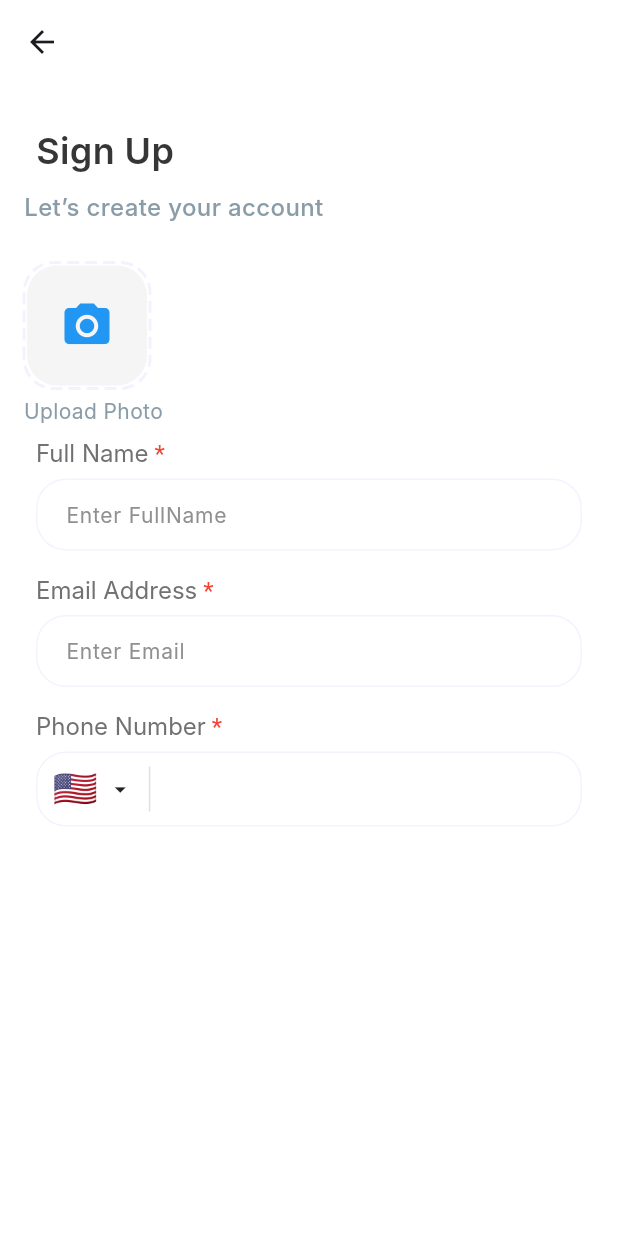
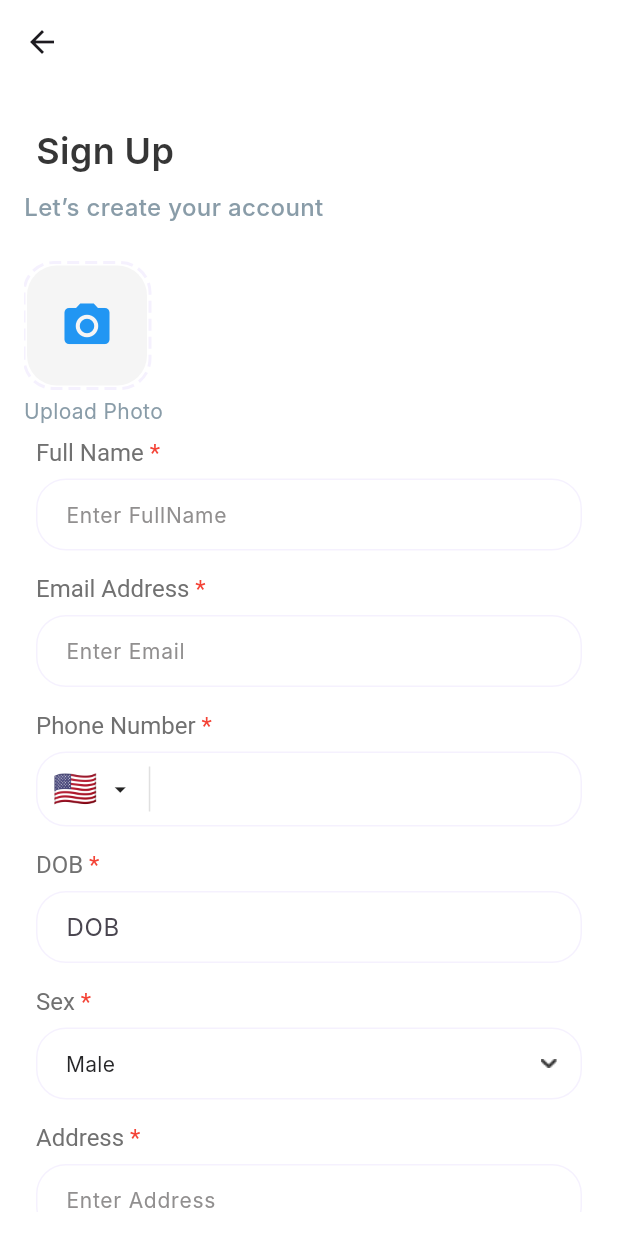
Before and after one commit to MustuBharmal/DocBookingApp, a Flutter app: the SignupScreen screen opened by its route, on a phone screen of 412 x 824 dp. Run offline on Flutter 3.47's test engine with Material 3 defaults, Android fonts, the phone set to English and light mode, and no system bars; drawn by our look-alikes of dotted_border; our stand-ins replace country_picker, flutter_svg, get, get_storage, google_fonts, image_picker and 1 more; accounts and stored records are empty; network calls fail; Roboto replaces fonts that are missing (Inter); project files that could hold a hidden picture were left out.

Commit message:
signup screen complete

```diff
--- a/lib/global/styles.dart
+++ b/lib/global/styles.dart
@@ -9,7 +9,7 @@ const subHeaderStyle =
     TextStyle(color: Colors.black, fontSize: 18, fontWeight: FontWeight.w500);
 
 const titleStyle =
-TextStyle(color: Colors.black, fontSize: 14, fontWeight: FontWeight.bold);
+    TextStyle(color: Colors.black, fontSize: 14, fontWeight: FontWeight.bold);
 TextStyle subtitleStyle = GoogleFonts.poppins(
   color: AppColors.black,
   fontSize: 18,
@@ -24,7 +24,6 @@ TextStyle txtInterRegular15Gray600 = TextStyle(
 TextStyle txtInterTextField = TextStyle(
   color: AppColors.gray600,
   fontSize: 16,
-  fontFamily: 'Inter',
   fontWeight: FontWeight.w400,
 );
 TextStyle txtInterTextFieldHint = TextStyle(
@@ -76,3 +75,8 @@ TextStyle normalTextStyle = TextStyle(
   fontSize: 14,
   color: Colors.grey,
 );
+TextStyle blueNormalTextStyle = TextStyle(
+  color: Color(0xFF2268FF),
+  fontSize: 16,
+  fontWeight: FontWeight.w500,
+);
--- a/lib/presentations/authentication/controller/authentication_controller.dart
+++ b/lib/presentations/authentication/controller/authentication_controller.dart
@@ -19,7 +19,7 @@ class AuthenticationController extends GetxController {
   TextEditingController addressController = TextEditingController();
   TextEditingController postCodeController = TextEditingController();
   TextEditingController countryController = TextEditingController();
-
+  RxString selectSex = RxString('Male');
   RxBool isObscure = true.obs;
   Rx<File?> selectedImage = Rx<File?>(null);
 
--- a/lib/presentations/authentication/views/signup_screen.dart
+++ b/lib/presentations/authentication/views/signup_screen.dart
@@ -1,5 +1,10 @@
 import 'package:doc_booking_app/presentations/authentication/controller/authentication_controller.dart';
+import 'package:doc_booking_app/presentations/authentication/views/login_screen.dart';
+import 'package:doc_booking_app/presentations/authentication/widget/custom_dob_textfield.dart';
 import 'package:doc_booking_app/presentations/authentication/widget/custom_image_container.dart';
+import 'package:doc_booking_app/presentations/home/view/navigation_screen.dart';
+import 'package:doc_booking_app/presentations/profile/widgets/custom_drop_down.dart';
+import 'package:doc_booking_app/widgets/blue_button.dart';
 import 'package:doc_booking_app/widgets/custom_phone_field.dart';
 import 'package:doc_booking_app/widgets/custom_text_field.dart';
 import 'package:flutter/material.dart';
@@ -20,6 +25,7 @@ class SignupScreen extends GetView<AuthenticationController> {
       ),
       body: Container(
         padding: EdgeInsets.all(16),
+        child: SingleChildScrollView(
           child: Column(
             children: [
               Container(
@@ -60,7 +66,8 @@ class SignupScreen extends GetView<AuthenticationController> {
                         fontWeight: FontWeight.w400,
                       ),
                     ),
-                  Column(
+                    Form(
+                      child: Column(
                         children: [
                           CustomTextField(
                               label: "Full Name",
@@ -70,6 +77,7 @@ class SignupScreen extends GetView<AuthenticationController> {
                               hintText: "Enter FullName"),
                         ],
                       ),
+                    ),
                     CustomTextField(
                       controller: controller.emailController,
                       hintText: "Enter Email",
@@ -78,13 +86,72 @@ class SignupScreen extends GetView<AuthenticationController> {
                       showAsterisk: true,
                     ),
                     CustomPhoneField(controller: controller.phoneController),
-
+                    CustomDobTextfield(
+                        hintText: "Enter DOB",
+                        hintStyle: txtInterTextFieldHint,
+                        controller: controller.dobController,
+                        label: "DOB",
+                        showAsterisk: true,
+                        validator: null),
+                    CustomDropdown(
+                        label: "Sex",
+                        showAsterisk: true,
+                        items: ["Male", "Female", "Other"],
+                        selectedItem: controller.selectSex.value,
+                        onChanged: (gender) {
+                          controller.selectSex.value = gender!;
+                        }),
+                    CustomTextField(
+                        label: "Address",
+                        showAsterisk: true,
+                        controller: controller.addressController,
+                        hintStyle: txtInterTextFieldHint,
+                        hintText: "Enter Address"),
+                    CustomTextField(
+                        label: "Post Code",
+                        showAsterisk: true,
+                        controller: controller.postCodeController,
+                        hintStyle: txtInterTextFieldHint,
+                        inputType: TextInputType.number,
+                        hintText: "Post Code"),
+                    CustomTextField(
+                        label: "Country",
+                        showAsterisk: true,
+                        controller: controller.countryController,
+                        hintStyle: txtInterTextFieldHint,
+                        hintText: "Enter country"),
+                    Padding(
+                      padding: const EdgeInsets.only(top: 19, bottom: 20),
+                      child: BlueButton(
+                        label: "Save",
+                        onPressed: () {
+                          Get.offAllNamed(NavigationScreen.routeName);
+                        },
+                      ),
+                    )
+                  ],
+                ),
+              ),
+              Center(
+                child: Column(
+                  mainAxisAlignment: MainAxisAlignment.center,
+                  children: [
+                    Text(
+                      'Already have an account?',
+                      style: normalTextStyle,
+                    ),
+                    TextButton(
+                        onPressed: () {
+                          Get.offNamed(LoginScreen.routeName);
+                        },
+                        child: Text("Sign In here", style: blueNormalTextStyle))
                   ],
                 ),
               )
             ],
           ),
         ),
+      ),
     );
   }
 }
--- /dev/null
+++ b/lib/presentations/authentication/widget/custom_dob_textfield.dart
@@ -0,0 +1,94 @@
+import 'package:flutter/material.dart';
+import 'package:get/get.dart';
+import 'package:intl/intl.dart';
+
+import '../../../global/app_color.dart';
+import '../../../global/styles.dart';
+
+class CustomDobTextfield extends StatelessWidget {
+  const CustomDobTextfield(
+      {super.key,
+      required this.controller,
+      required this.label,
+      required this.showAsterisk,
+      required this.hintStyle,
+      required this.hintText,
+      required this.validator});
+
+  final TextEditingController controller;
+  final String label;
+  final bool showAsterisk;
+  final TextStyle hintStyle;
+  final String hintText;
+  final String? Function(String?)? validator;
+
+  @override
+  Widget build(BuildContext context) {
+    return Padding(
+      padding: const EdgeInsets.all(8.0),
+      child: Column(
+        crossAxisAlignment: CrossAxisAlignment.start,
+        children: [
+          // Label with optional asterisk
+          RichText(
+            text: TextSpan(
+              text: label,
+              style: txtInterTextField,
+              children: [
+                if (showAsterisk)
+                  const TextSpan(
+                    text: ' *',
+                    style: TextStyle(color: Colors.red),
+                  ),
+              ],
+            ),
+          ),
+          const SizedBox(height: 8),
+          TextFormField(
+            controller: controller,
+            readOnly: true,
+            validator: validator,
+            decoration: InputDecoration(
+              labelText: label,
+              hintText: hintText,
+              hintStyle: hintStyle,
+              border: OutlineInputBorder(),
+              focusedBorder: OutlineInputBorder(
+                borderRadius: BorderRadius.circular(20),
+                borderSide: BorderSide(
+                  color: AppColors.activeBorderColor,
+                ),
+              ),
+              enabledBorder: OutlineInputBorder(
+                borderRadius: BorderRadius.circular(20),
+                borderSide: BorderSide(
+                  color: AppColors.borderColor,
+                ),
+              ),
+              errorBorder: OutlineInputBorder(
+                borderRadius: BorderRadius.circular(20),
+                borderSide: const BorderSide(color: Colors.red),
+              ),
+              contentPadding: const EdgeInsets.symmetric(
+                horizontal: 16,
+                vertical: 12,
+              ),
+            ),
+            onTap: () async {
+              DateTime? pickedDate = await showDatePicker(
+                context: context,
+                initialDate: DateTime.now(),
+                firstDate: DateTime(1900),
+                lastDate: DateTime(2100),
+              );
+              if (pickedDate != null) {
+                controller.text =
+                    DateFormat('dd/MM/yyyy').format(pickedDate).split(' ')[0];
+              }
+            },
+          ),
+        ],
+      ),
+    );
+  }
+}
--- a/lib/widgets/custom_text_field.dart
+++ b/lib/widgets/custom_text_field.dart
@@ -10,6 +10,7 @@ class CustomTextField extends StatelessWidget {
   final TextStyle hintStyle;
   final String hintText;
   final int maxLines;
+  final TextInputType inputType;
 
   const CustomTextField({
     super.key,
@@ -18,6 +19,7 @@ class CustomTextField extends StatelessWidget {
     required this.controller,
     required this.hintStyle,
     required this.hintText,
+    this.inputType = TextInputType.text,
     this.maxLines = 1,
   });
 
@@ -39,6 +41,7 @@ class CustomTextField extends StatelessWidget {
             padding: const EdgeInsets.only(top: 8.0),
             child: TextFormField(
               controller: controller,
+              keyboardType: inputType,
               style: txtInterDropDownValue,
               maxLines: maxLines,
               decoration: InputDecoration(
@@ -60,7 +63,8 @@ class CustomTextField extends StatelessWidget {
                   borderRadius: BorderRadius.circular(20),
                   borderSide: BorderSide(color: Colors.red),
                 ),
-                contentPadding: EdgeInsets.symmetric(horizontal: 16,vertical: 12),
+                contentPadding:
+                    EdgeInsets.symmetric(horizontal: 16, vertical: 12),
               ),
             ),
           ),
--- a/pubspec.yaml
+++ b/pubspec.yaml
@@ -19,6 +19,7 @@ dependencies:
   flutter_svg: ^2.0.16
   image_picker: ^1.1.2
   dotted_border:
+  intl:
 
 
 dev_dependencies:
```
Also changed, not shown: lib/presentations/authentication/views/login_screen.dart (+18 -36 lines), pubspec.lock. Lines whose indentation alone changed are shown as unchanged.
